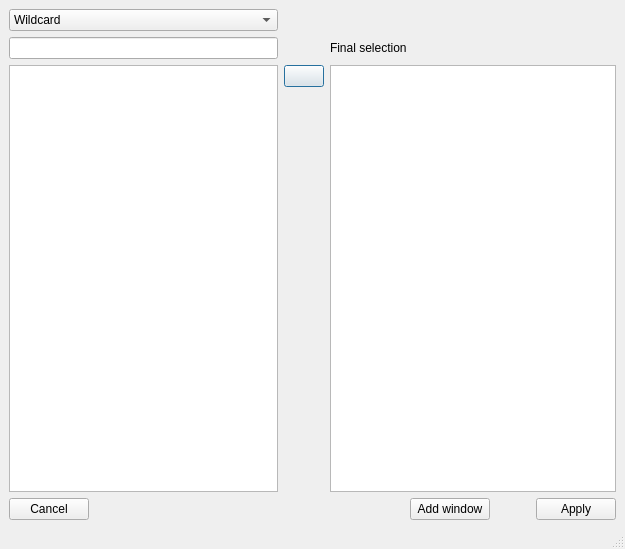
Above: asammdf/gui/ui/search_dialog.ui from danielhrisca/asammdf before the change. Below: the same form after it.
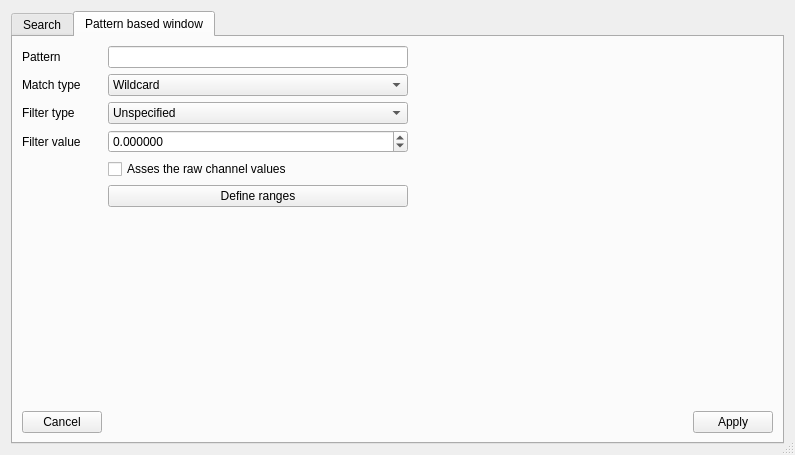
That is the form after the change. The open tabs and pages were chosen to show the change. Icons and pictures are not drawn. Custom widgets are drawn as their Qt base class.

Commit message: add pattern based windows

```diff
--- a/asammdf/gui/ui/search_dialog.ui
+++ b/asammdf/gui/ui/search_dialog.ui
@@ -6,8 +6,8 @@
    <rect>
     <x>0</x>
     <y>0</y>
-    <width>625</width>
-    <height>549</height>
+    <width>795</width>
+    <height>455</height>
    </rect>
   </property>
   <property name="windowTitle">
@@ -16,27 +16,32 @@
   <property name="sizeGripEnabled">
    <bool>true</bool>
   </property>
-  <layout class="QGridLayout" name="grid_layout" columnstretch="1,0,1,0,0,0">
-   <property name="leftMargin">
-    <number>9</number>
-   </property>
-   <property name="topMargin">
-    <number>9</number>
-   </property>
-   <property name="rightMargin">
-    <number>9</number>
-   </property>
-   <property name="bottomMargin">
-    <number>9</number>
-   </property>
-   <item row="5" column="0" rowspan="4">
-    <widget class="QListWidget" name="matches">
-     <property name="selectionMode">
-      <enum>QAbstractItemView::ExtendedSelection</enum>
-     </property>
-     <property name="sortingEnabled">
-      <bool>true</bool>
-     </property>
+  <layout class="QGridLayout" name="gridLayout_2">
+   <item row="0" column="0">
+    <widget class="QTabWidget" name="canel_pattern_btn">
+     <property name="currentIndex">
+      <number>0</number>
+     </property>
+     <widget class="QWidget" name="tab">
+      <attribute name="title">
+       <string>Search</string>
+      </attribute>
+      <layout class="QGridLayout" name="gridLayout">
+       <item row="0" column="0">
+        <widget class="QComboBox" name="match_kind">
+         <property name="currentIndex">
+          <number>0</number>
+         </property>
+         <item>
+          <property name="text">
+           <string>Wildcard</string>
+          </property>
+         </item>
+         <item>
+          <property name="text">
+           <string>Regex</string>
+          </property>
+         </item>
     </widget>
    </item>
    <item row="1" column="0">
@@ -46,46 +51,6 @@
      </property>
     </widget>
    </item>
-   <item row="0" column="0">
-    <widget class="QComboBox" name="match_kind">
-     <property name="currentIndex">
-      <number>0</number>
-     </property>
-     <item>
-      <property name="text">
-       <string>Wildcard</string>
-      </property>
-     </item>
-     <item>
-      <property name="text">
-       <string>Regex</string>
-      </property>
-     </item>
-    </widget>
-   </item>
-   <item row="5" column="2" rowspan="4" colspan="4">
-    <widget class="MinimalListWidget" name="selection"/>
-   </item>
-   <item row="10" column="0">
-    <widget class="QLabel" name="status">
-     <property name="text">
-      <string/>
-     </property>
-    </widget>
-   </item>
-   <item row="6" column="1">
-    <spacer name="verticalSpacer_2">
-     <property name="orientation">
-      <enum>Qt::Vertical</enum>
-     </property>
-     <property name="sizeHint" stdset="0">
-      <size>
-       <width>20</width>
-       <height>40</height>
-      </size>
-     </property>
-    </spacer>
-   </item>
    <item row="1" column="2">
     <widget class="QLabel" name="label">
      <property name="text">
@@ -93,7 +58,17 @@
      </property>
     </widget>
    </item>
-   <item row="5" column="1">
+       <item row="2" column="0" rowspan="2">
+        <widget class="QListWidget" name="matches">
+         <property name="selectionMode">
+          <enum>QAbstractItemView::ExtendedSelection</enum>
+         </property>
+         <property name="sortingEnabled">
+          <bool>true</bool>
+         </property>
+        </widget>
+       </item>
+       <item row="2" column="1">
     <widget class="QPushButton" name="add_btn">
      <property name="text">
       <string/>
@@ -104,7 +79,23 @@
      </property>
     </widget>
    </item>
-   <item row="9" column="0" colspan="6">
+       <item row="2" column="2" rowspan="2">
+        <widget class="MinimalListWidget" name="selection"/>
+       </item>
+       <item row="3" column="1">
+        <spacer name="verticalSpacer_2">
+         <property name="orientation">
+          <enum>Qt::Vertical</enum>
+         </property>
+         <property name="sizeHint" stdset="0">
+          <size>
+           <width>20</width>
+           <height>40</height>
+          </size>
+         </property>
+        </spacer>
+       </item>
+       <item row="4" column="0" colspan="3">
     <layout class="QHBoxLayout" name="horizontalLayout" stretch="0,1,0,0,0">
      <item>
       <widget class="QPushButton" name="cancel_btn">
@@ -154,6 +145,167 @@
       </widget>
      </item>
     </layout>
+       </item>
+       <item row="5" column="0">
+        <widget class="QLabel" name="status">
+         <property name="text">
+          <string/>
+         </property>
+        </widget>
+       </item>
+      </layout>
+     </widget>
+     <widget class="QWidget" name="tab_2">
+      <attribute name="title">
+       <string>Pattern based window</string>
+      </attribute>
+      <layout class="QGridLayout" name="gridLayout_3" rowstretch="0,0,0,0,1,0,0,0" columnstretch="0,0,0,1,0">
+       <item row="3" column="1">
+        <widget class="QLabel" name="label_4">
+         <property name="text">
+          <string>Filter value</string>
+         </property>
+        </widget>
+       </item>
+       <item row="7" column="4">
+        <widget class="QPushButton" name="apply_pattern_btn">
+         <property name="text">
+          <string>Apply</string>
+         </property>
+        </widget>
+       </item>
+       <item row="3" column="2">
+        <widget class="QDoubleSpinBox" name="filter_value">
+         <property name="decimals">
+          <number>6</number>
+         </property>
+         <property name="minimum">
+          <double>-9999999999999999635896294965248.000000000000000</double>
+         </property>
+         <property name="maximum">
+          <double>999999999999999983222784.000000000000000</double>
+         </property>
+        </widget>
+       </item>
+       <item row="0" column="1">
+        <widget class="QLabel" name="label_2">
+         <property name="text">
+          <string>Pattern</string>
+         </property>
+        </widget>
+       </item>
+       <item row="2" column="1">
+        <widget class="QLabel" name="label_3">
+         <property name="text">
+          <string>Filter type</string>
+         </property>
+        </widget>
+       </item>
+       <item row="6" column="1">
+        <spacer name="verticalSpacer">
+         <property name="orientation">
+          <enum>Qt::Vertical</enum>
+         </property>
+         <property name="sizeHint" stdset="0">
+          <size>
+           <width>20</width>
+           <height>254</height>
+          </size>
+         </property>
+        </spacer>
+       </item>
+       <item row="7" column="1">
+        <widget class="QPushButton" name="cancel_pattern_btn">
+         <property name="text">
+          <string>Cancel</string>
+         </property>
+        </widget>
+       </item>
+       <item row="7" column="3">
+        <spacer name="horizontalSpacer_3">
+         <property name="orientation">
+          <enum>Qt::Horizontal</enum>
+         </property>
+         <property name="sizeHint" stdset="0">
+          <size>
+           <width>282</width>
+           <height>20</height>
+          </size>
+         </property>
+        </spacer>
+       </item>
+       <item row="0" column="2">
+        <widget class="QLineEdit" name="pattern">
+         <property name="minimumSize">
+          <size>
+           <width>300</width>
+           <height>0</height>
+          </size>
+         </property>
+        </widget>
+       </item>
+       <item row="5" column="2">
+        <widget class="QPushButton" name="define_ranges_btn">
+         <property name="text">
+          <string>Define ranges</string>
+         </property>
+        </widget>
+       </item>
+       <item row="1" column="2">
+        <widget class="QComboBox" name="pattern_match_type">
+         <item>
+          <property name="text">
+           <string>Wildcard</string>
+          </property>
+         </item>
+         <item>
+          <property name="text">
+           <string>Regex</string>
+          </property>
+         </item>
+        </widget>
+       </item>
+       <item row="2" column="2">
+        <widget class="QComboBox" name="filter_type">
+         <item>
+          <property name="text">
+           <string>Unspecified</string>
+          </property>
+         </item>
+         <item>
+          <property name="text">
+           <string>Contains</string>
+          </property>
+         </item>
+         <item>
+          <property name="text">
+           <string>Do not contain</string>
+          </property>
+         </item>
+         <item>
+          <property name="text">
+           <string>Constant</string>
+          </property>
+         </item>
+        </widget>
+       </item>
+       <item row="1" column="1">
+        <widget class="QLabel" name="label_5">
+         <property name="text">
+          <string>Match type</string>
+         </property>
+        </widget>
+       </item>
+       <item row="4" column="2">
+        <widget class="QCheckBox" name="raw">
+         <property name="text">
+          <string>Asses the raw channel values</string>
+         </property>
+        </widget>
+       </item>
+      </layout>
+     </widget>
+    </widget>
    </item>
   </layout>
  </widget>
```
Lines whose indentation alone changed are shown as unchanged. The commit also changes 10 other files.
